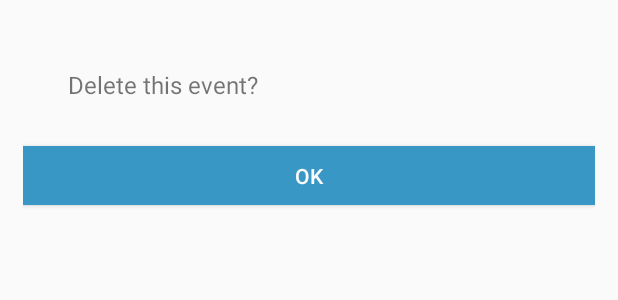
After one commit to rajatanantharam/tchau, an Android app: the layout delete_event.xml on its own in the app's theme, with its tools: preview values and no code run, on a phone screen of 412 x 824 dp. The commit adds this screen. Shown: the top 300 px of the screen. Run offline under Robolectric (Android 15) with nearby library versions, the phone set to English and light mode, and no system bars.

Commit message:
Event deletion possible

```diff
--- a/app/src/main/java/app/lisboa/lisboapp/utils/Utils.java
+++ b/app/src/main/java/app/lisboa/lisboapp/utils/Utils.java
@@ -29,7 +29,7 @@ public class Utils {
 
     public static String getEventTopic() {
         if (BuildConfig.DEBUG) {
-            return "/topics/events-dev";
+            return "/topics/events";
         }
         else {
             return "/topics/events";
@@ -38,7 +38,7 @@ public class Utils {
 
     public static String getEventDatabase() {
         if (BuildConfig.DEBUG) {
-            return "eventsDev";
+            return "events";
         }
         else {
             return "events";
--- a/app/src/main/res/layout/activity_event_detail.xml
+++ b/app/src/main/res/layout/activity_event_detail.xml
@@ -30,7 +30,6 @@
             android:paddingTop="10dp"
             android:id="@+id/eventDescription"
             android:layout_toRightOf="@+id/eventEmoji"
-            android:text="Get a snack with Rajat"
             android:textSize="17sp"
             android:textStyle="bold"
             android:textColor="@android:color/black"
@@ -83,7 +82,6 @@
             android:id="@+id/eventLocationAndPeople"
             android:layout_alignLeft="@+id/eventTime"
             android:layout_marginTop="5dp"
-            android:text="+15 other at the mall with rajat, rajat, rajat, rajat, rajat, rajat, rajat, rajat, rajat, rajat, rajat, rajat, rajat, rajat, rajat, rajat, rajat, rajat, rajat, rajat, rajat, "
             android:textSize="14sp"
             android:textColor="@android:color/black"
             android:layout_width="match_parent"
--- /dev/null
+++ b/app/src/main/res/layout/delete_event.xml
@@ -0,0 +1,27 @@
+<?xml version="1.0" encoding="utf-8"?>
+<LinearLayout xmlns:android="http://schemas.android.com/apk/res/android"
+    android:layout_width="match_parent"
+    android:layout_height="match_parent"
+    android:orientation="vertical"
+    android:padding="15dp">
+
+    <TextView
+        android:layout_width="wrap_content"
+        android:layout_height="wrap_content"
+        android:padding="30dp"
+        android:text="@string/delete_this_event"
+        android:gravity="center_vertical"
+        android:textSize="16sp"/>
+
+    <Button
+        android:layout_width="match_parent"
+        android:layout_height="wrap_content"
+        android:minWidth="0dp"
+        android:minHeight="0dp"
+        android:padding="10dp"
+        android:gravity="center"
+        android:background="@color/blue"
+        android:textColor="@color/white"
+        android:id="@+id/clickedOK"
+        android:text="@string/OK"/>
+</LinearLayout>
--- a/app/src/main/res/values/strings.xml
+++ b/app/src/main/res/values/strings.xml
@@ -6,4 +6,5 @@
 
     <string name="whatsurname">What\'s your name?</string>
     <string name="nameText">Don\'t worry, you only have to do this once :)</string>
+    <string name="delete_this_event">Delete this event?</string>
 </resources>
```
Also changed, not shown: app/src/main/java/app/lisboa/lisboapp/ui/EventAdapter.java (+11 -4 lines), app/src/main/java/app/lisboa/lisboapp/ui/EventDetailActivity.java (+0 -12 lines), app/src/main/java/app/lisboa/lisboapp/ui/MainActivity.java (+17 -3 lines).
